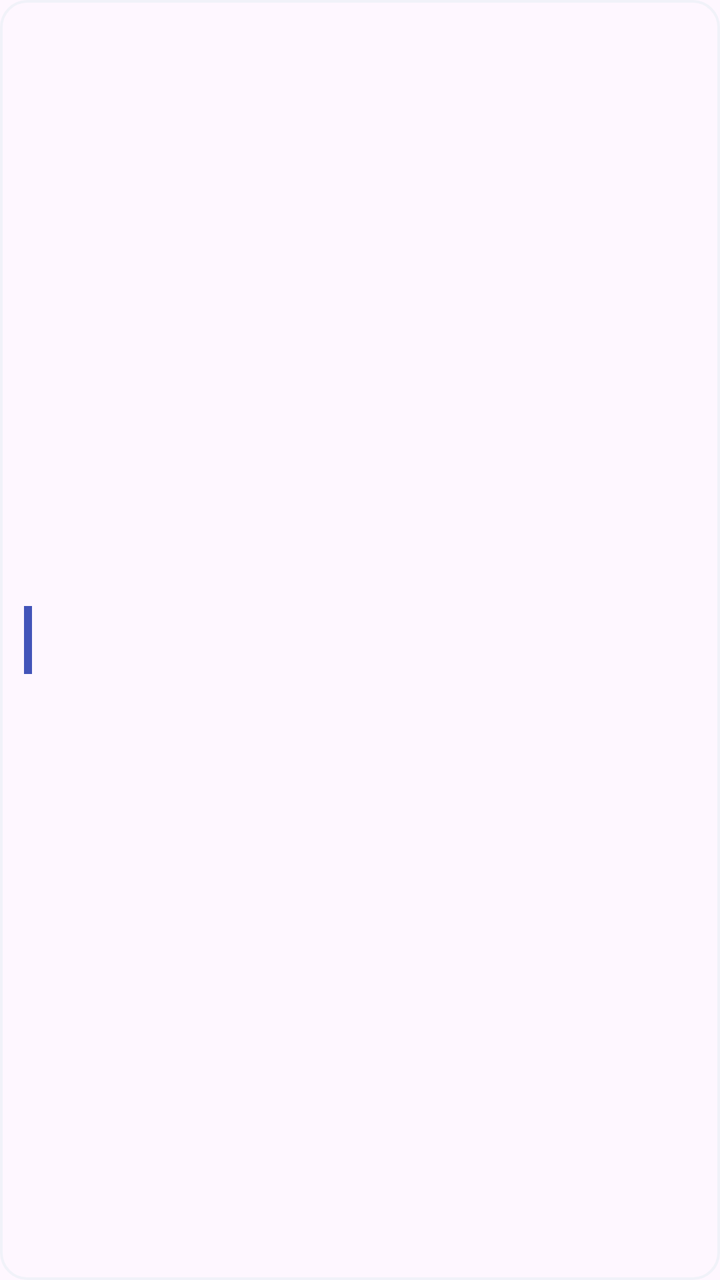
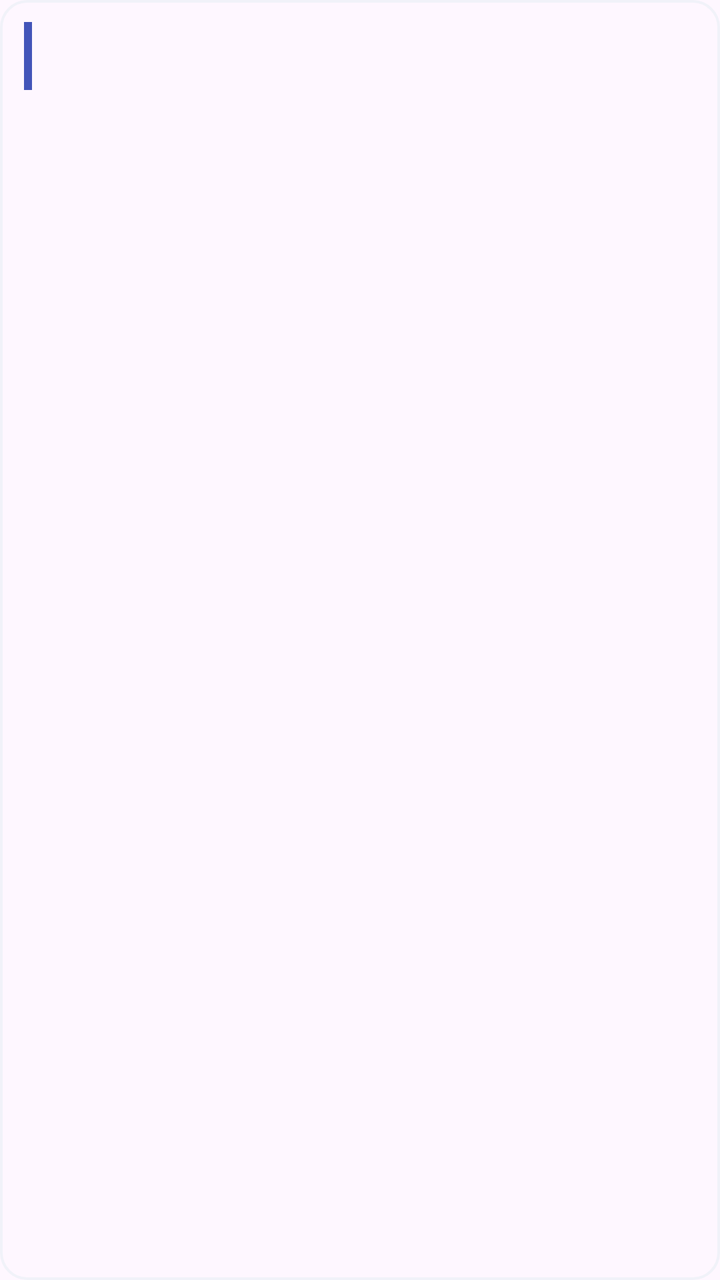

Two renders of the same Android screen: before a commit and after it. Below are the layout's source before the change and the commit's diff.
<!-- AndroidManifest.xml: application theme Theme.MuseRecorder -->
<!-- res/layout/item_event_record.xml -->
<?xml version="1.0" encoding="utf-8"?>
<LinearLayout xmlns:android="http://schemas.android.com/apk/res/android"
    android:layout_width="match_parent"
    android:layout_height="wrap_content"
    android:layout_marginBottom="7dp"
    android:background="@drawable/event_item_bg"
    android:gravity="center_vertical"
    android:orientation="horizontal"
    android:paddingStart="12dp"
    android:paddingEnd="12dp"
    android:paddingTop="10dp"
    android:paddingBottom="10dp">

    <View
        android:id="@+id/evBar"
        android:layout_width="4dp"
        android:layout_height="34dp"
        android:layout_marginEnd="10dp"
        android:background="@color/primary" />

    <LinearLayout
        android:layout_width="0dp"
        android:layout_height="wrap_content"
        android:layout_weight="1"
        android:orientation="vertical">

        <TextView
            android:id="@+id/evName"
            android:layout_width="wrap_content"
            android:layout_height="wrap_content"
            android:textAppearance="?attr/textAppearanceBodyLarge"
            android:textStyle="bold" />

        <TextView
            android:id="@+id/evTimes"
            android:layout_width="wrap_content"
            android:layout_height="wrap_content"
            android:textColor="@color/hintGray"
            android:textSize="10.5sp" />

        <TextView
            android:id="@+id/evNote"
            android:layout_width="wrap_content"
            android:layout_height="wrap_content"
            android:layout_marginTop="2dp"
            android:textColor="?attr/colorPrimary"
            android:textSize="10.5sp"
            android:visibility="gone" />
    </LinearLayout>

    <LinearLayout
        android:layout_width="wrap_content"
        android:layout_height="wrap_content"
        android:gravity="end"
        android:orientation="vertical">

        <TextView
            android:id="@+id/evDuration"
            android:layout_width="wrap_content"
            android:layout_height="wrap_content"
            android:textColor="?attr/colorPrimary"
            android:textSize="13sp"
            android:textStyle="bold" />

        <TextView
            android:id="@+id/evDurSub"
            android:layout_width="wrap_content"
            android:layout_height="wrap_content"
            android:textColor="@color/hintGray"
            android:textSize="10sp" />
    </LinearLayout>
</LinearLayout>
<!-- resources referenced by this layout -->
<resources>
  <color name="hintGray">#8A90A4</color>
  <color name="primary">#4355B9</color>
  <!-- drawable event_item_bg (drawable) -->
  <?xml version="1.0" encoding="utf-8"?>
  <shape xmlns:android="http://schemas.android.com/apk/res/android" android:shape="rectangle">
      <solid android:color="?attr/colorSurface" />
      <stroke android:width="1.4dp" android:color="@color/chipBg" />
      <corners android:radius="13dp" />
  </shape>
  <style name="Theme.MuseRecorder" parent="Theme.Material3.DayNight.NoActionBar">
          <item name="colorPrimary">@color/primary</item>
          <item name="colorOnPrimary">@android:color/white</item>
          <item name="colorSecondary">@color/primary</item>
          <item name="android:statusBarColor">@color/primary</item>
          <item name="android:windowLightStatusBar">false</item>
      </style>
  <color name="chipBg">#F1F2F9</color>
</resources>

<!-- the commit's change to res/layout/item_event_record.xml (unified diff, before → after) -->
@@ -4,69 +4,97 @@
     android:layout_height="wrap_content"
     android:layout_marginBottom="7dp"
     android:background="@drawable/event_item_bg"
-    android:gravity="center_vertical"
-    android:orientation="horizontal"
+    android:orientation="vertical"
     android:paddingStart="12dp"
     android:paddingEnd="12dp"
     android:paddingTop="10dp"
     android:paddingBottom="10dp">
 
-    <View
-        android:id="@+id/evBar"
-        android:layout_width="4dp"
-        android:layout_height="34dp"
-        android:layout_marginEnd="10dp"
-        android:background="@color/primary" />
+    <LinearLayout
+        android:layout_width="match_parent"
+        android:layout_height="wrap_content"
+        android:gravity="center_vertical"
+        android:orientation="horizontal">
 
-    <LinearLayout
-        android:layout_width="0dp"
-        android:layout_height="wrap_content"
-        android:layout_weight="1"
-        android:orientation="vertical">
+        <View
+            android:id="@+id/evBar"
+            android:layout_width="4dp"
+            android:layout_height="34dp"
+            android:layout_marginEnd="10dp"
+            android:background="@color/primary" />
 
-        <TextView
-            android:id="@+id/evName"
+        <LinearLayout
+            android:layout_width="0dp"
+            android:layout_height="wrap_content"
+            android:layout_weight="1"
+            android:orientation="vertical">
+
+            <TextView
+                android:id="@+id/evName"
+                android:layout_width="wrap_content"
+                android:layout_height="wrap_content"
+                android:textAppearance="?attr/textAppearanceBodyLarge"
+                android:textStyle="bold" />
+
+            <TextView
+                android:id="@+id/evTimes"
+                android:layout_width="wrap_content"
+                android:layout_height="wrap_content"
+                android:textColor="@color/hintGray"
+                android:textSize="10.5sp" />
+
+            <TextView
+                android:id="@+id/evNote"
+                android:layout_width="wrap_content"
+                android:layout_height="wrap_content"
+                android:layout_marginTop="2dp"
+                android:textColor="?attr/colorPrimary"
+                android:textSize="10.5sp"
+                android:visibility="gone" />
+        </LinearLayout>
+
+        <LinearLayout
             android:layout_width="wrap_content"
             android:layout_height="wrap_content"
-            android:textAppearance="?attr/textAppearanceBodyLarge"
-            android:textStyle="bold" />
+            android:gravity="end"
+            android:orientation="vertical">
 
-        <TextView
-            android:id="@+id/evTimes"
-            android:layout_width="wrap_content"
-            android:layout_height="wrap_content"
-            android:textColor="@color/hintGray"
-            android:textSize="10.5sp" />
+            <TextView
+                android:id="@+id/evDuration"
+                android:layout_width="wrap_content"
+                android:layout_height="wrap_content"
+                android:textColor="?attr/colorPrimary"
+                android:textSize="13sp"
+                android:textStyle="bold" />
 
-        <TextView
-            android:id="@+id/evNote"
-            android:layout_width="wrap_content"
-            android:layout_height="wrap_content"
-            android:layout_marginTop="2dp"
-            android:textColor="?attr/colorPrimary"
-            android:textSize="10.5sp"
-            android:visibility="gone" />
+            <TextView
+                android:id="@+id/evDurSub"
+                android:layout_width="wrap_content"
+                android:layout_height="wrap_content"
+                android:textColor="@color/hintGray"
+                android:textSize="10sp" />
+        </LinearLayout>
     </LinearLayout>
 
+    
     <LinearLayout
-        android:layout_width="wrap_content"
+        android:id="@+id/evActions"
+        android:layout_width="match_parent"
         android:layout_height="wrap_content"
-        android:gravity="end"
-        android:orientation="vertical">
+        android:layout_marginTop="8dp"
+        android:gravity="end|center_vertical"
+        android:orientation="horizontal"
+        android:visibility="gone">
 
-        <TextView
-            android:id="@+id/evDuration"
-            android:layout_width="wrap_content"
-            android:layout_height="wrap_content"
-            android:textColor="?attr/colorPrimary"
-            android:textSize="13sp"
-            android:textStyle="bold" />
+        <com.google.android.material.button.MaterialButton
+            android:id="@+id/btnEvShare"
+            style="@style/PresetSmallBtn"
+            android:text="@string/share" />
 
-        <TextView
-            android:id="@+id/evDurSub"
-            android:layout_width="wrap_content"
-            android:layout_height="wrap_content"
-            android:textColor="@color/hintGray"
-            android:textSize="10sp" />
+        <com.google.android.material.button.MaterialButton
+            android:id="@+id/btnEvDelete"
+            style="@style/PresetSmallBtn"
+            android:text="@string/delete"
+            android:textColor="@color/bad" />
     </LinearLayout>
 </LinearLayout>
<!-- resource entries referenced after the edit -->
@@ -1,5 +1,6 @@
 <!-- resources referenced by this layout -->
 <resources>
+  <color name="bad">#D84B4B</color>
   <color name="hintGray">#8A90A4</color>
   <color name="primary">#4355B9</color>
   <!-- drawable event_item_bg (drawable) -->
@@ -9,6 +10,18 @@
       <stroke android:width="1.4dp" android:color="@color/chipBg" />
       <corners android:radius="13dp" />
   </shape>
+  <string name="delete">删除</string>
+  <string name="share">分享</string>
+  <style name="PresetSmallBtn" parent="Widget.Material3.Button.OutlinedButton">
+          <item name="android:layout_width">wrap_content</item>
+          <item name="android:layout_height">wrap_content</item>
+          <item name="android:minWidth">0dp</item>
+          <item name="android:paddingHorizontal">14dp</item>
+          <item name="android:textSize">11sp</item>
+          <item name="android:layout_marginStart">8dp</item>
+          <item name="android:insetTop">0dp</item>
+          <item name="android:insetBottom">0dp</item>
+      </style>
   <style name="Theme.MuseRecorder" parent="Theme.Material3.DayNight.NoActionBar">
           <item name="colorPrimary">@color/primary</item>
           <item name="colorOnPrimary">@android:color/white</item>
